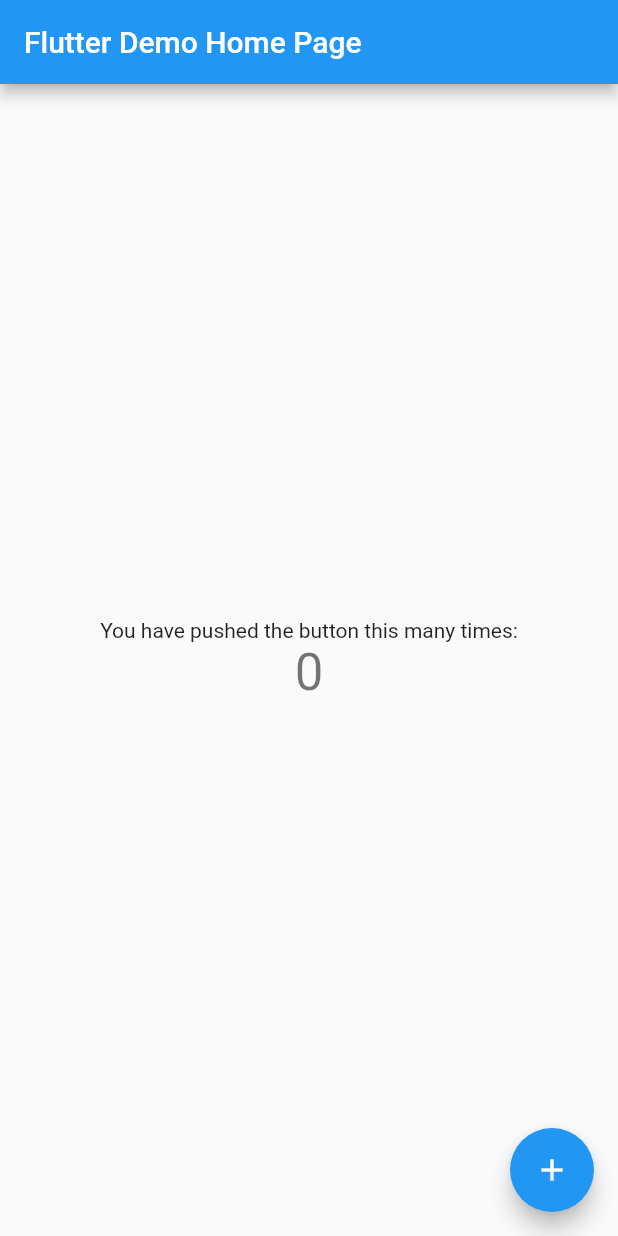
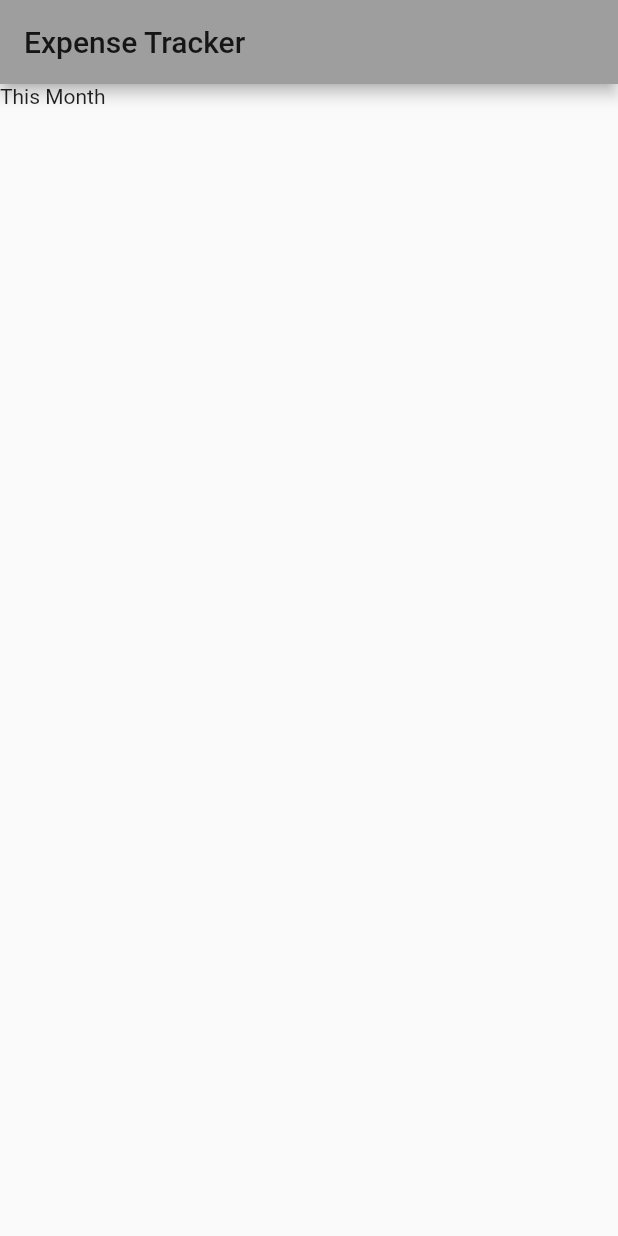
Before and after one commit to lucianovianna/expense-tracker-app, a Flutter app: the screen it shows after launch, on a phone screen of 412 x 824 dp. Run offline on Flutter 3.47's test engine with Material 2 defaults, Android fonts, the phone set to English and light mode, and no system bars.

Commit message:
Update ANALISE.md & starting layout

```diff
--- a/lib/main.dart
+++ b/lib/main.dart
@@ -3,109 +3,43 @@ import 'package:flutter/material.dart';
 void main() => runApp(App());
 
 class App extends StatelessWidget {
-  // This widget is the root of your application.
   @override
   Widget build(BuildContext context) {
     return MaterialApp(
       title: 'Flutter Demo',
       theme: ThemeData(
-        // This is the theme of your application.
-        //
-        // Try running your application with "flutter run". You'll see the
-        // application has a blue toolbar. Then, without quitting the app, try
-        // changing the primarySwatch below to Colors.green and then invoke
-        // "hot reload" (press "r" in the console where you ran "flutter run",
-        // or simply save your changes to "hot reload" in a Flutter IDE).
-        // Notice that the counter didn't reset back to zero; the application
-        // is not restarted.
-        primarySwatch: Colors.blue,
+        primarySwatch: Colors.grey,
       ),
-      home: MyHomePage(title: 'Flutter Demo Home Page'),
+      home: MyHomePage(),
     );
   }
 }
 
-class MyHomePage extends StatefulWidget {
-  MyHomePage({Key key, this.title}) : super(key: key);
-
-  // This widget is the home page of your application. It is stateful, meaning
-  // that it has a State object (defined below) that contains fields that affect
-  // how it looks.
-
-  // This class is the configuration for the state. It holds the values (in this
-  // case the title) provided by the parent (in this case the App widget) and
-  // used by the build method of the State. Fields in a Widget subclass are
-  // always marked "final".
-
-  final String title;
-
-  @override
-  _MyHomePageState createState() => _MyHomePageState();
-}
-
-class _MyHomePageState extends State<MyHomePage> {
-  int _counter = 0;
-
-  void _incrementCounter() {
-    setState(() {
-      // This call to setState tells the Flutter framework that something has
-      // changed in this State, which causes it to rerun the build method below
-      // so that the display can reflect the updated values. If we changed
-      // _counter without calling setState(), then the build method would not be
-      // called again, and so nothing would appear to happen.
-      _counter++;
-    });
-  }
+class MyHomePage extends StatelessWidget {
+  Widget dglSection = Container(
+    child: Row(
+      children: <Widget>[
+        Expanded(
+          child: Column(
+            crossAxisAlignment: CrossAxisAlignment.start,
+            children: <Widget>[
+              Text("This Month"),
+            ],
+          ),
+        )
+      ],
+    ),
+  );
 
   @override
   Widget build(BuildContext context) {
-    // This method is rerun every time setState is called, for instance as done
-    // by the _incrementCounter method above.
-    //
-    // The Flutter framework has been optimized to make rerunning build methods
-    // fast, so that you can just rebuild anything that needs updating rather
-    // than having to individually change instances of widgets.
     return Scaffold(
       appBar: AppBar(
-        // Here we take the value from the MyHomePage object that was created by
-        // the App.build method, and use it to set our appbar title.
-        title: Text(widget.title),
+        title: Text("Expense Tracker"),
       ),
-      body: Center(
-        // Center is a layout widget. It takes a single child and positions it
-        // in the middle of the parent.
-        child: Column(
-          // Column is also a layout widget. It takes a list of children and
-          // arranges them vertically. By default, it sizes itself to fit its
-          // children horizontally, and tries to be as tall as its parent.
-          //
-          // Invoke "debug painting" (press "p" in the console, choose the
-          // "Toggle Debug Paint" action from the Flutter Inspector in Android
-          // Studio, or the "Toggle Debug Paint" command in Visual Studio Code)
-          // to see the wireframe for each widget.
-          //
-          // Column has various properties to control how it sizes itself and
-          // how it positions its children. Here we use mainAxisAlignment to
-          // center the children vertically; the main axis here is the vertical
-          // axis because Columns are vertical (the cross axis would be
-          // horizontal).
-          mainAxisAlignment: MainAxisAlignment.center,
-          children: <Widget>[
-            Text(
-              'You have pushed the button this many times:',
-            ),
-            Text(
-              '$_counter',
-              style: Theme.of(context).textTheme.display1,
-            ),
-          ],
-        ),
+      body: Column(
+        children: [dglSection],
       ),
-      floatingActionButton: FloatingActionButton(
-        onPressed: _incrementCounter,
-        tooltip: 'Increment',
-        child: Icon(Icons.add),
-      ), // This trailing comma makes auto-formatting nicer for build methods.
     );
   }
 }
```
Also changed, not shown: 2 other files.
